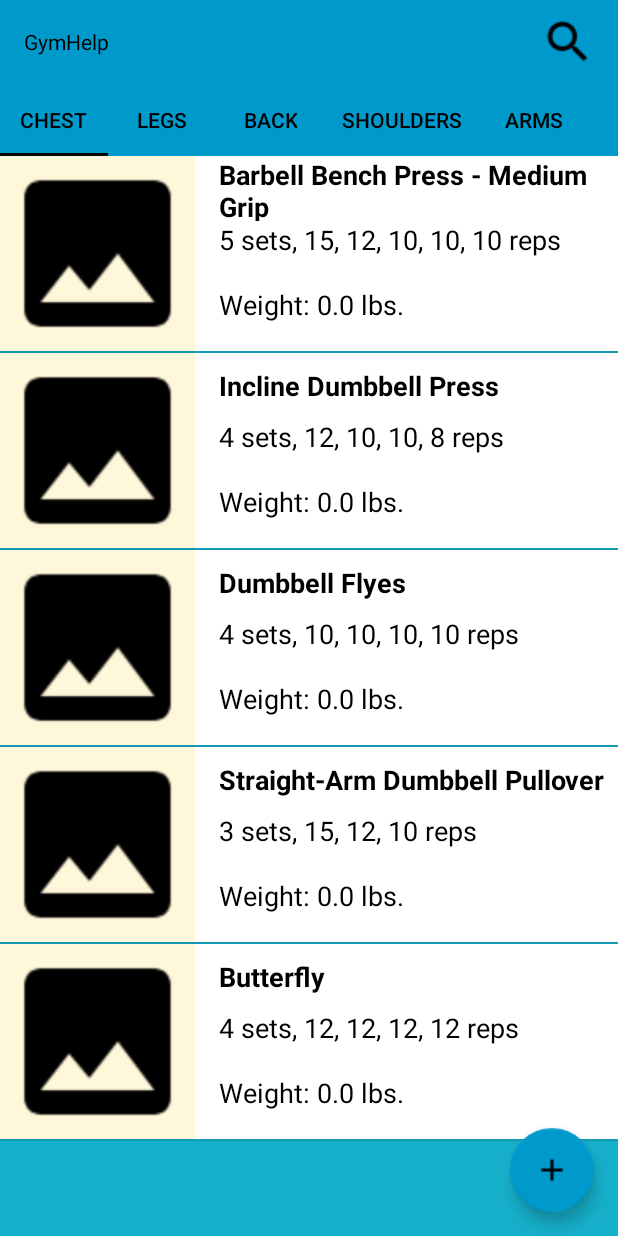
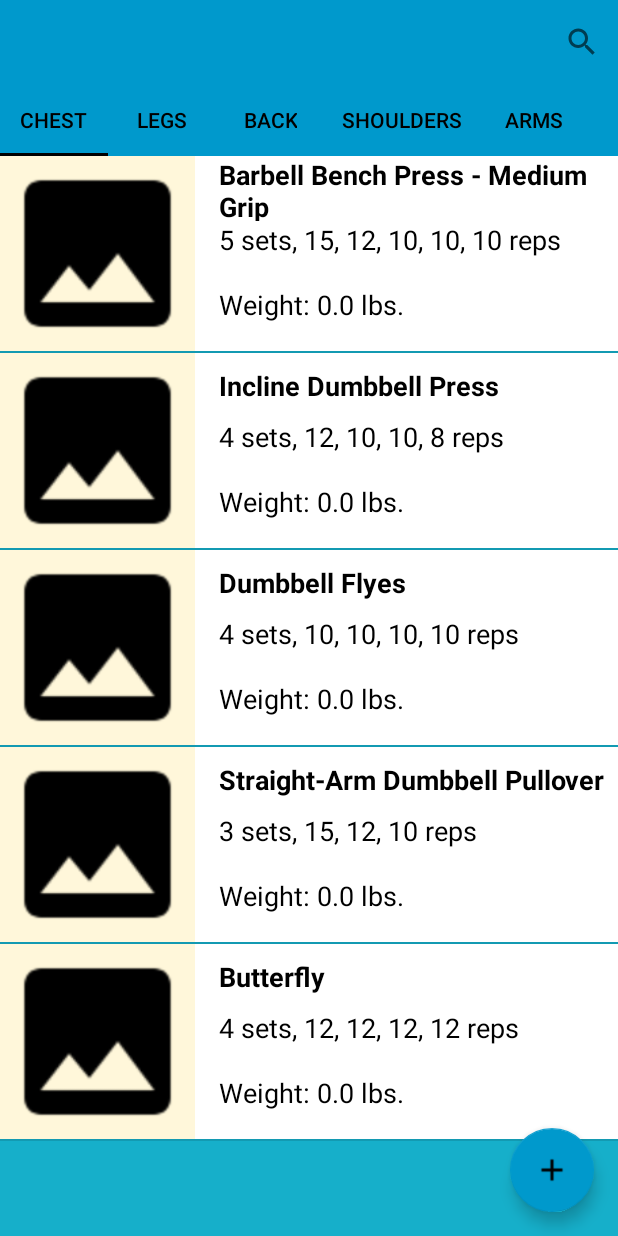
Before and after one commit to kjb064/GymHelp, an Android app: the screen it shows after launch (MainActivity), on a phone screen of 412 x 824 dp. Run offline under Robolectric (Android 15) with nearby library versions, the phone set to English and light mode, and no system bars.

Commit message:
Replaced the ImageButton with SearchView

```diff
--- a/app/src/main/res/layout/activity_main.xml
+++ b/app/src/main/res/layout/activity_main.xml
@@ -14,20 +14,14 @@
         android:layout_width="match_parent"
         android:background="@android:color/holo_blue_dark">
 
-        <TextView
-            android:layout_width="wrap_content"
-            android:layout_height="wrap_content"
-            android:text="@string/app_name"
-            android:textColor="@android:color/black"/>
-
-        <ImageButton
+        <android.support.v7.widget.SearchView
+            android:id="@+id/search_view"
             android:layout_width="wrap_content"
             android:layout_height="wrap_content"
             android:layout_gravity="end"
-            android:paddingRight="15dp"
-            android:src="@drawable/baseline_search_black_18dp"
-            android:background="@android:color/holo_blue_dark" />
-            <!--android:onClick="onClickAddButton" -->
+            android:gravity="center_vertical">
+
+        </android.support.v7.widget.SearchView>
 
     </android.support.v7.widget.Toolbar>
 
```
